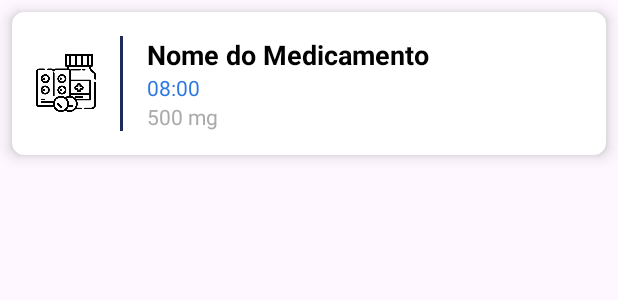
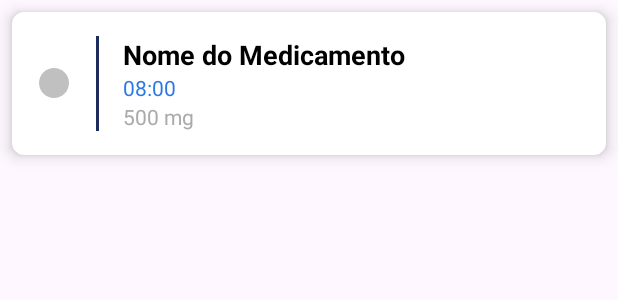
Before and after one commit to lisboaluan/doseCerta, an Android app: the layout item_alerta_timeline.xml on its own in the app's theme, with its tools: preview values and no code run, on a phone screen of 412 x 824 dp. Shown: the top 300 px of the screen. Run offline under Robolectric (Android 15) with nearby library versions, the phone set to English and light mode, and no system bars.

Commit message:
Modificações do designer da tela de agenda

```diff
--- /dev/null
+++ b/app/src/main/res/drawable/ic_status_silver.xml
@@ -0,0 +1,9 @@
+<vector xmlns:android="http://schemas.android.com/apk/res/android"
+    android:width="24dp"
+    android:height="24dp"
+    android:viewportWidth="24"
+    android:viewportHeight="24">
+    <path
+        android:fillColor="#C0C0C0"
+    android:pathData="M12,2C6.48,2 2,6.48 2,12s4.48,10 10,10 10,-4.48 10,-10 -4.48,-10 -10,-10z"/>
+</vector>
--- a/app/src/main/res/layout/item_alerta_timeline.xml
+++ b/app/src/main/res/layout/item_alerta_timeline.xml
@@ -15,31 +15,31 @@
         android:orientation="horizontal"
         android:padding="16dp">
 
-        <!-- Icon for medication -->
+        <!-- Bolinha de status (vermelho, verde, ou cinza) -->
         <ImageView
-            android:id="@+id/iconAlert"
-            android:layout_width="40dp"
-            android:layout_height="40dp"
-            android:src="@drawable/ic_medicine"
+            android:id="@+id/statusButton"
+            android:layout_width="24dp"
+            android:layout_height="24dp"
             android:layout_gravity="center_vertical"
-            android:layout_marginEnd="16dp"/>
+            android:layout_marginEnd="16dp"
+            android:src="@drawable/ic_status_silver" />  <!-- Default é cinza -->
 
-        <!-- Vertical line for timeline effect -->
+        <!-- Linha vertical para indicar a timeline -->
         <View
             android:id="@+id/verticalLine"
             android:layout_width="2dp"
             android:layout_height="match_parent"
             android:layout_marginEnd="16dp"
-            android:background="@color/colorPrimary"/>
+            android:background="@color/colorPrimary" />
 
-        <!-- Details of the alert -->
+        <!-- Detalhes do medicamento -->
         <LinearLayout
             android:layout_width="0dp"
             android:layout_height="wrap_content"
             android:layout_weight="1"
             android:orientation="vertical">
 
-            <!-- Name of the medication -->
+            <!-- Nome do medicamento -->
             <TextView
                 android:id="@+id/medicationName"
                 android:layout_width="wrap_content"
@@ -47,25 +47,25 @@
                 android:text="Nome do Medicamento"
                 android:textStyle="bold"
                 android:textSize="18sp"
-                android:textColor="@android:color/black"/>
+                android:textColor="@android:color/black" />
 
-            <!-- Time of the dose -->
+            <!-- Hora do medicamento -->
             <TextView
                 android:id="@+id/timeAlert"
                 android:layout_width="wrap_content"
                 android:layout_height="wrap_content"
                 android:text="08:00"
                 android:textSize="14sp"
-                android:textColor="@color/blue"/>
+                android:textColor="@color/blue" />
 
-            <!-- Dosage of the medication -->
+            <!-- Dosagem do medicamento -->
             <TextView
                 android:id="@+id/dosageAlert"
                 android:layout_width="wrap_content"
                 android:layout_height="wrap_content"
                 android:text="500 mg"
                 android:textSize="14sp"
-                android:textColor="@android:color/darker_gray"/>
+                android:textColor="@android:color/darker_gray" />
         </LinearLayout>
 
     </LinearLayout>
```
Also changed, not shown: app/src/main/java/com/luanlisboa/dosecerta/fragments/AgendaFragment.kt (+14 -7 lines), app/src/main/java/com/luanlisboa/dosecerta/models/Agenda.kt (+5 -3 lines), app/src/main/java/com/luanlisboa/dosecerta/repository/AgendaRepository.kt (+11 -5 lines), app/src/main/java/com/luanlisboa/dosecerta/utils/AlertasAdapter.kt (+34 -6 lines), app/src/main/res/drawable/ic_status_green.xml (added, +9 -0 lines), app/src/main/res/drawable/ic_status_yellow.xml (added, +9 -0 lines), app/src/main/res/layout/item_alerta.xml (deleted, +0 -20 lines).
